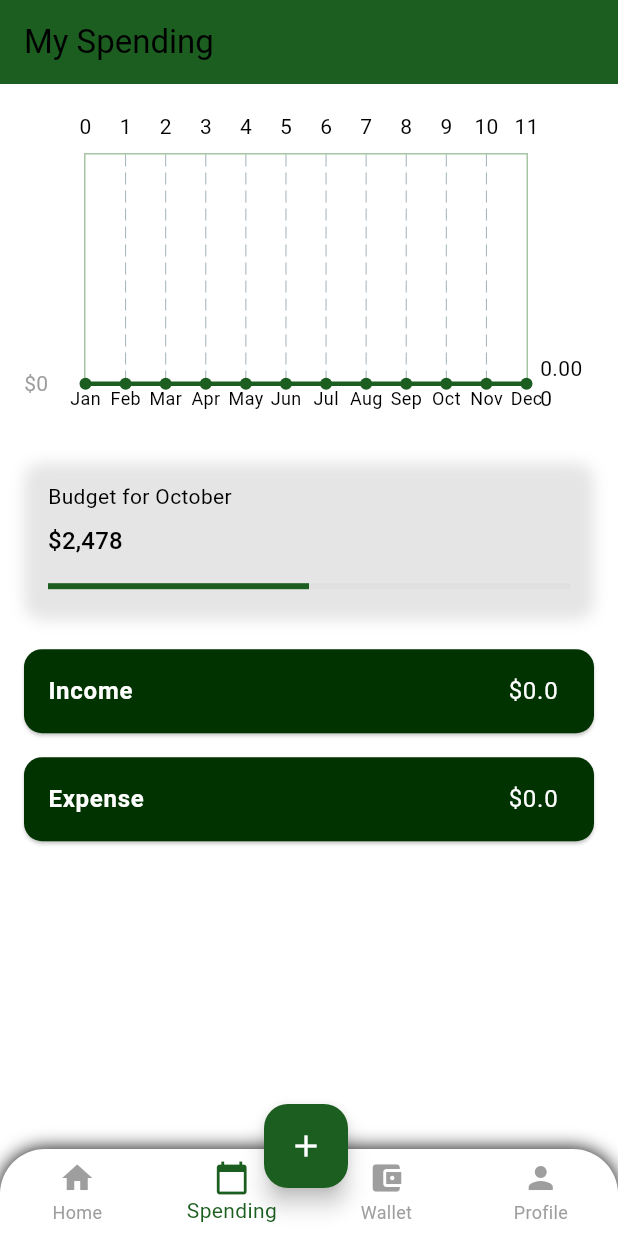
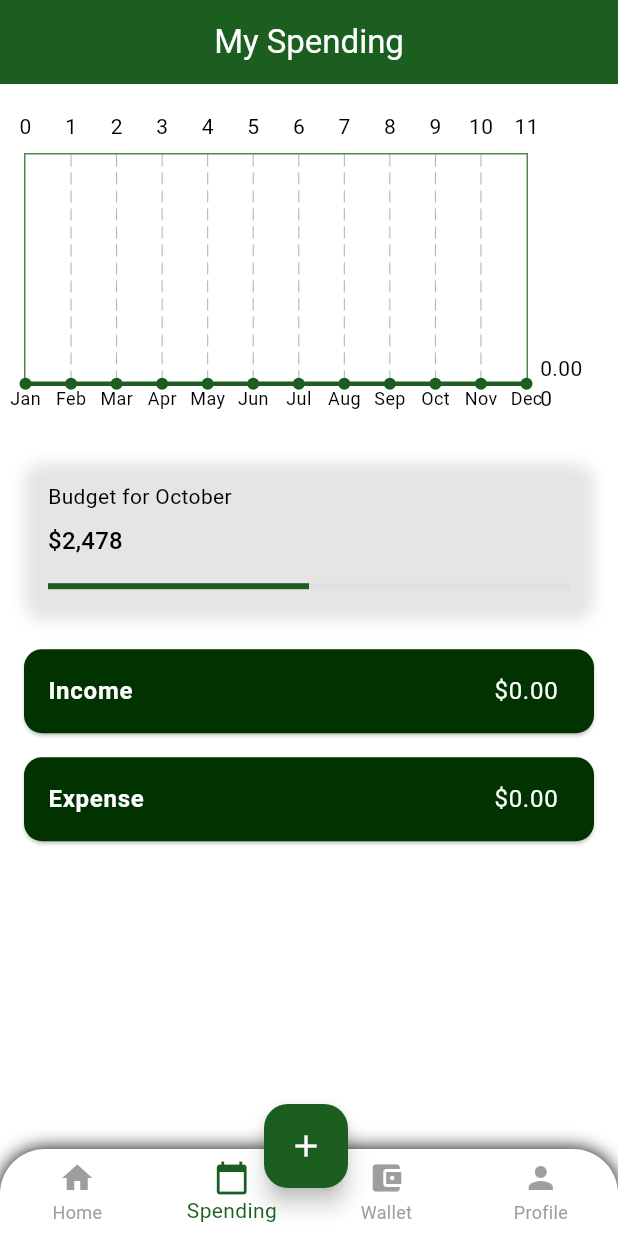
Before and after one commit to jnarvaez06/Zent, a Flutter app: the SpendingScreen screen opened by its route, on a phone screen of 412 x 824 dp. Run offline on Flutter 3.47's test engine with Material 3 defaults, Android fonts, the phone set to English and light mode, and no system bars; drawn by our look-alikes of fl_chart; our stand-ins replace bloc, cloud_firestore, firebase_auth, firebase_core, flutter_bloc, go_router; accounts and stored records are empty.

Commit message:
add format currency and date utility

```diff
--- a/lib/repositories/income_expense_repository.dart
+++ b/lib/repositories/income_expense_repository.dart
@@ -8,7 +8,10 @@ class IncomeExpenseRepository {
 
   Future<List<IncomeExpenseModel>> fetchTransactions () async {
     try {
-      final querySnapShot = await _firestore.collection('transactions').get();
+      final querySnapShot = await _firestore
+        .collection('transactions')
+        .orderBy('date', descending: true)
+        .get();
 
       return querySnapShot.docs.map((doc) {
         return IncomeExpenseModel(
--- a/lib/screens/spending_screen.dart
+++ b/lib/screens/spending_screen.dart
@@ -17,7 +17,7 @@ class SpendingScreen extends StatelessWidget {
     return Scaffold(
       backgroundColor: theme.appBarTheme.foregroundColor,
       appBar: AppBar(
-        title: const Text('My Spending'),
+        title: const Center(child: Text('My Spending', style: TextStyle(color: Colors.white),),) ,
       ),
       body: Padding(
         padding: const EdgeInsets.all(16.0),
--- a/lib/screens/wallet_screen.dart
+++ b/lib/screens/wallet_screen.dart
@@ -2,6 +2,7 @@ import 'package:flutter/material.dart';
 import 'package:flutter_bloc/flutter_bloc.dart';
 import 'package:personal_finances/blocs/income_expense/income_expense_bloc.dart';
 import 'package:personal_finances/blocs/income_expense/income_expense_state.dart';
+import 'package:personal_finances/utils/app_formatter.dart';
 import '../widgets/balance_card.dart';
 import '../widgets/transaction_list.dart';
 
@@ -42,7 +43,7 @@ class WalletScreen extends StatelessWidget {
 
                   return BalanceCard(
                     title: 'Available Balance',
-                    amount: '\$${balance.toString()}',
+                    amount: AppFormatter.currency(context, balance),
                     subtitle: 'See details',
                   );
                 } else if (state is TransactionError) {
--- /dev/null
+++ b/lib/utils/app_formatter.dart
@@ -0,0 +1,16 @@
+import 'package:flutter/material.dart';
+import 'package:intl/intl.dart';
+
+class AppFormatter {
+
+  static String currency(BuildContext context, num value) {
+    final locale = Localizations.localeOf(context).toString();
+    final format = NumberFormat.simpleCurrency(locale: locale);
+
+    return format.format(value);
+  }
+
+  static String dateTime(DateTime date) {
+    return DateFormat('yyyy-MM-dd HH:mm:ss').format(date);
+  }
+}
--- a/lib/widgets/category_list.dart
+++ b/lib/widgets/category_list.dart
@@ -3,6 +3,7 @@ import 'package:flutter_bloc/flutter_bloc.dart';
 import 'package:personal_finances/blocs/income_expense/income_expense_bloc.dart';
 import 'package:personal_finances/blocs/income_expense/income_expense_state.dart';
 import 'package:personal_finances/models/income_expense_model.dart';
+import 'package:personal_finances/utils/app_formatter.dart';
 
 class CategoryList extends StatelessWidget {
   const CategoryList({super.key});
@@ -35,7 +36,7 @@ class CategoryList extends StatelessWidget {
                         TextStyle(fontSize: 16, fontWeight: FontWeight.bold, color: theme.colorScheme.onPrimary),
                   ),
                   trailing: Text(
-                    '\$${total.toString()}',
+                    AppFormatter.currency(contex, total as num),
                     style: TextStyle(
                       fontSize: 16,
                       fontWeight: FontWeight.normal,
--- a/lib/widgets/line_chart_widget.dart
+++ b/lib/widgets/line_chart_widget.dart
@@ -28,16 +28,7 @@ class LineChartWidget extends StatelessWidget {
         titlesData: FlTitlesData(
           leftTitles: AxisTitles(
             sideTitles: SideTitles(
-              showTitles: true,
-              reservedSize: 40,
-              getTitlesWidget: (value, meta) {
-                return Text(
-                  '\$${value.toInt()}',
-                  style: theme.textTheme.bodyMedium?.copyWith(
-                    color: Colors.grey.shade500,
-                  ),
-                );
-              },
+              showTitles: false,
             ),
           ),
           bottomTitles: AxisTitles(
@@ -59,7 +50,7 @@ class LineChartWidget extends StatelessWidget {
           drawHorizontalLine: true,
           getDrawingHorizontalLine: (value) {
             return FlLine(
-              color: theme.primaryColorLight.withOpacity(0.3),
+              color: theme.primaryColorLight,
               strokeWidth: 1,
             );
           },
@@ -67,7 +58,7 @@ class LineChartWidget extends StatelessWidget {
         borderData: FlBorderData(
           show: true,
           border: Border.all(
-            color: theme.primaryColorLight.withOpacity(0.5),
+            color: theme.primaryColorLight,
           ),
         ),
         minX: 0,
--- a/lib/widgets/transaction_list.dart
+++ b/lib/widgets/transaction_list.dart
@@ -4,6 +4,7 @@ import 'package:personal_finances/blocs/income_expense/income_expense_bloc.dart'
 import 'package:personal_finances/blocs/income_expense/income_expense_event.dart';
 import 'package:personal_finances/blocs/income_expense/income_expense_state.dart';
 import 'package:personal_finances/models/income_expense_model.dart';
+import 'package:personal_finances/utils/app_formatter.dart';
 
 class TransactionList extends StatelessWidget {
   const TransactionList({super.key, required List<IncomeExpenseModel> transactions});
@@ -28,8 +29,8 @@ class TransactionList extends StatelessWidget {
 
               return TransactionItem(
                 title: transaction.description,
-                date: transaction.date.toLocal().toString(),
-                amount: '\$${transaction.amount.toStringAsFixed(2)}',
+                date: AppFormatter.dateTime(transaction.date),
+                amount: AppFormatter.currency(context, transaction.amount),
                 icon: transaction.type == 'income' ? Icons.add : Icons.remove,
                 onDelete: () {
                   context.read<IncomeExpenseBloc>().add(DeleteTransaction(transaction.id ?? ''));
--- a/pubspec.yaml
+++ b/pubspec.yaml
@@ -42,6 +42,7 @@ dependencies:
   equatable: ^2.0.7
   fl_chart: ^1.1.1
   go_router: ^17.0.1
+  intl: ^0.20.2
 
 dev_dependencies:
   flutter_test:
```
Also changed, not shown: lib/screens/dashboard_screen.dart (+5 -4 lines), pubspec.lock.
